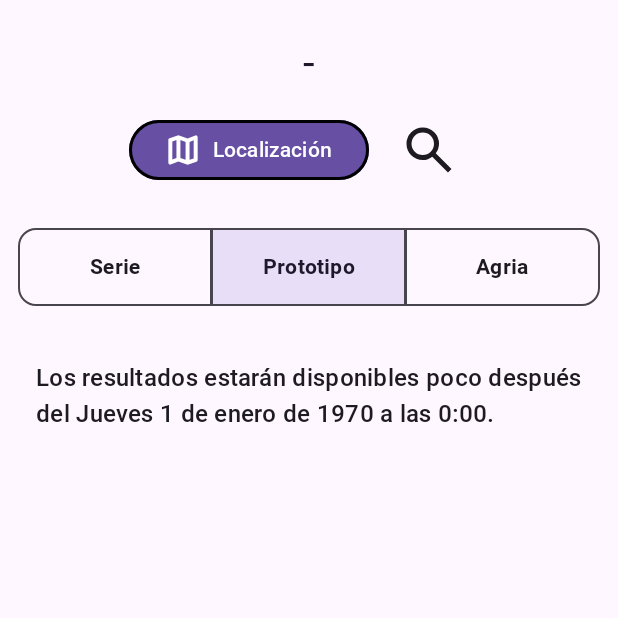
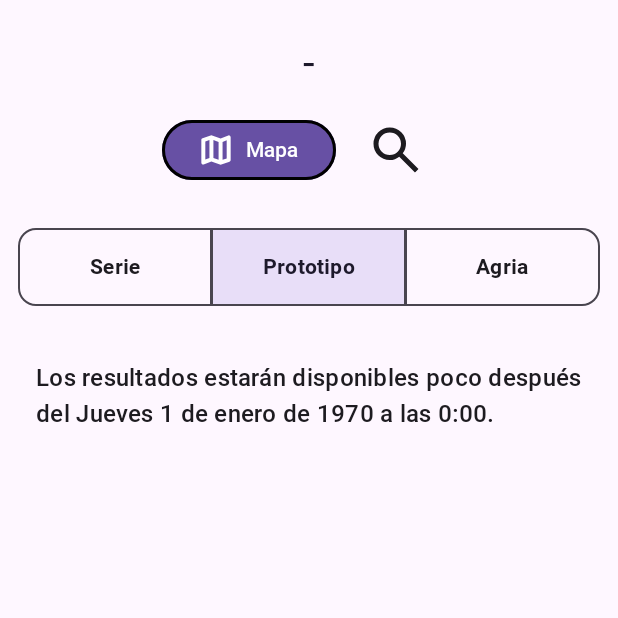
Before and after one commit to xicotet/RallyTransbetxi-Android, an Android app built with Jetpack Compose: the composable BottomSheetStageResults shown on its own in the app's theme, on a phone screen of 412 x 824 dp, the top half of it. Run offline under Robolectric (Android 15) with nearby library versions, the phone set to English and light mode, and no system bars; our stand-ins replace Dagger/Hilt's generated code, Firebase (no records; nobody signed in at launch, a user with empty details on screens opened directly), Room's generated code; 25 statements that could not run were skipped.

Commit message:
Update button string in results bottom sheet

```diff
--- a/app/src/main/java/com/canolabs/rallytransbetxi/ui/results/BottomSheetStageResults.kt
+++ b/app/src/main/java/com/canolabs/rallytransbetxi/ui/results/BottomSheetStageResults.kt
@@ -200,7 +200,7 @@ fun BottomSheetStageResults(
                                         )
                                         Spacer(modifier = Modifier.width(8.dp))
                                         Text(
-                                            text = stringResource(id = R.string.location),
+                                            text = stringResource(id = R.string.map),
                                             fontFamily = robotoFamily,
                                         )
                                     }
--- a/app/src/main/res/values/strings.xml
+++ b/app/src/main/res/values/strings.xml
@@ -103,7 +103,7 @@
     <string name="no">No</string>
     <string name="search">Buscar&#8230;</string>
     <string name="ok">Aceptar</string>
-    <string name="location">Localización</string>
+    <string name="map">Mapa</string>
     <string name="day">Día</string>
     <string name="days">Días</string>
     <string name="hour">Hora</string>
```
Also changed, not shown: 1 other file.
